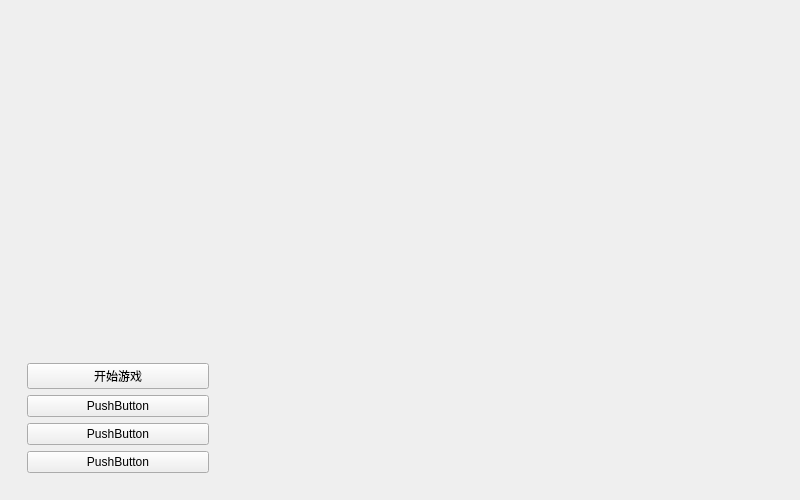
Qt form mainwindow.ui (MrSupremacy/cxsjsx_very_QuTe) before a commit.
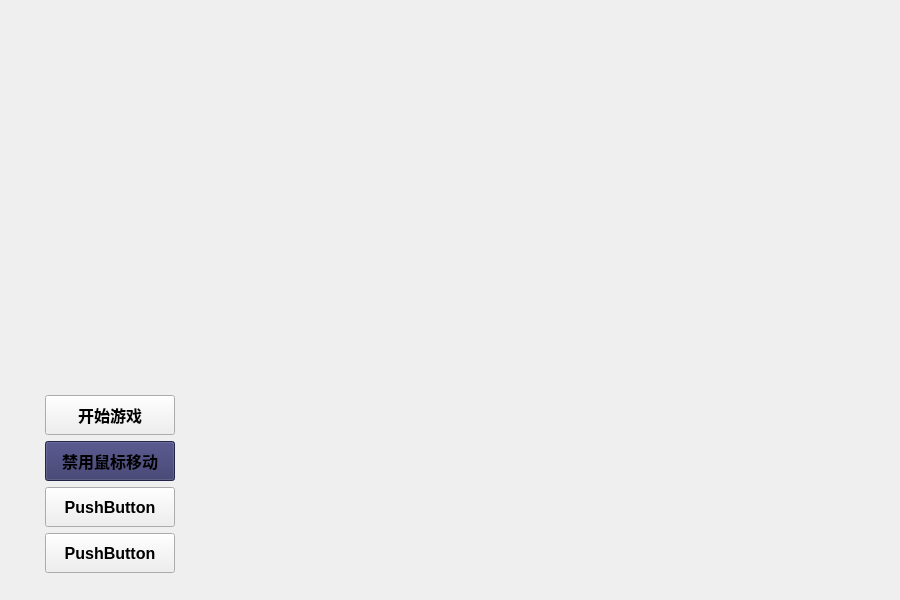
The same form after that commit.

Commit message: Add: 鼠标/键盘控制切换功能

What changed in the file:
```diff
--- a/mainwindow.ui
+++ b/mainwindow.ui
@@ -6,8 +6,8 @@
    <rect>
     <x>0</x>
     <y>0</y>
-    <width>800</width>
-    <height>500</height>
+    <width>900</width>
+    <height>600</height>
    </rect>
   </property>
   <property name="windowTitle">
@@ -15,18 +15,36 @@
   </property>
   <widget class="QWidget" name="centralwidget">
    <layout class="QVBoxLayout" name="verticalLayout" stretch="1">
+    <property name="leftMargin">
+     <number>0</number>
+    </property>
+    <property name="topMargin">
+     <number>0</number>
+    </property>
+    <property name="rightMargin">
+     <number>0</number>
+    </property>
+    <property name="bottomMargin">
+     <number>0</number>
+    </property>
     <item>
      <widget class="QWidget" name="main_menu" native="true">
-      <layout class="QHBoxLayout" name="horizontalLayout">
+      <layout class="QHBoxLayout" name="horizontalLayout" stretch="0,1">
        <item>
         <widget class="QWidget" name="menu" native="true">
          <property name="minimumSize">
           <size>
-           <width>200</width>
+           <width>300</width>
            <height>0</height>
           </size>
          </property>
          <layout class="QVBoxLayout" name="verticalLayout_2">
+          <property name="leftMargin">
+           <number>36</number>
+          </property>
+          <property name="bottomMargin">
+           <number>18</number>
+          </property>
           <item>
            <spacer name="verticalSpacer">
             <property name="orientation">
@@ -42,20 +60,77 @@
           </item>
           <item>
            <widget class="QPushButton" name="start_game">
+            <property name="minimumSize">
+             <size>
+              <width>0</width>
+              <height>40</height>
+             </size>
+            </property>
+            <property name="maximumSize">
+             <size>
+              <width>130</width>
+              <height>16777215</height>
+             </size>
+            </property>
+            <property name="font">
+             <font>
+              <pointsize>12</pointsize>
+              <bold>true</bold>
+             </font>
+            </property>
             <property name="text">
              <string>开始游戏</string>
             </property>
            </widget>
           </item>
           <item>
-           <widget class="QPushButton" name="pushButton">
+           <widget class="QPushButton" name="move_mode">
+            <property name="minimumSize">
+             <size>
+              <width>0</width>
+              <height>40</height>
+             </size>
+            </property>
+            <property name="maximumSize">
+             <size>
+              <width>130</width>
+              <height>16777215</height>
+             </size>
+            </property>
+            <property name="font">
+             <font>
+              <pointsize>12</pointsize>
+              <bold>true</bold>
+             </font>
+            </property>
+            <property name="styleSheet">
+             <string notr="true">background-color: #336;</string>
+            </property>
             <property name="text">
-             <string>PushButton</string>
+             <string>禁用鼠标移动</string>
             </property>
            </widget>
           </item>
           <item>
            <widget class="QPushButton" name="pushButton_2">
+            <property name="minimumSize">
+             <size>
+              <width>0</width>
+              <height>40</height>
+             </size>
+            </property>
+            <property name="maximumSize">
+             <size>
+              <width>130</width>
+              <height>16777215</height>
+             </size>
+            </property>
+            <property name="font">
+             <font>
+              <pointsize>12</pointsize>
+              <bold>true</bold>
+             </font>
+            </property>
             <property name="text">
              <string>PushButton</string>
             </property>
@@ -63,6 +138,24 @@
           </item>
           <item>
            <widget class="QPushButton" name="pushButton_3">
+            <property name="minimumSize">
+             <size>
+              <width>0</width>
+              <height>40</height>
+             </size>
+            </property>
+            <property name="maximumSize">
+             <size>
+              <width>130</width>
+              <height>16777215</height>
+             </size>
+            </property>
+            <property name="font">
+             <font>
+              <pointsize>12</pointsize>
+              <bold>true</bold>
+             </font>
+            </property>
             <property name="text">
              <string>PushButton</string>
             </property>
@@ -71,16 +164,6 @@
          </layout>
         </widget>
        </item>
-       <item>
-        <widget class="QWidget" name="menu_menu" native="true">
-         <property name="minimumSize">
-          <size>
-           <width>200</width>
-           <height>0</height>
-          </size>
-         </property>
-        </widget>
-       </item>
        <item>
         <spacer name="horizontalSpacer">
          <property name="orientation">
```
The commit also changes 7 other files.
